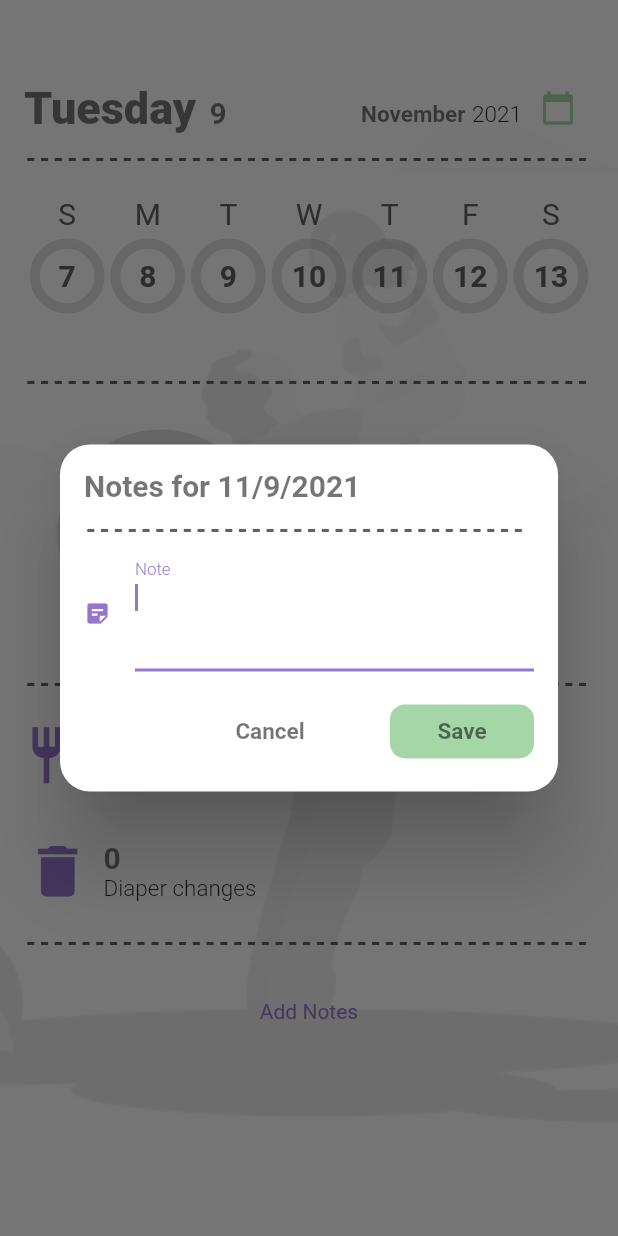
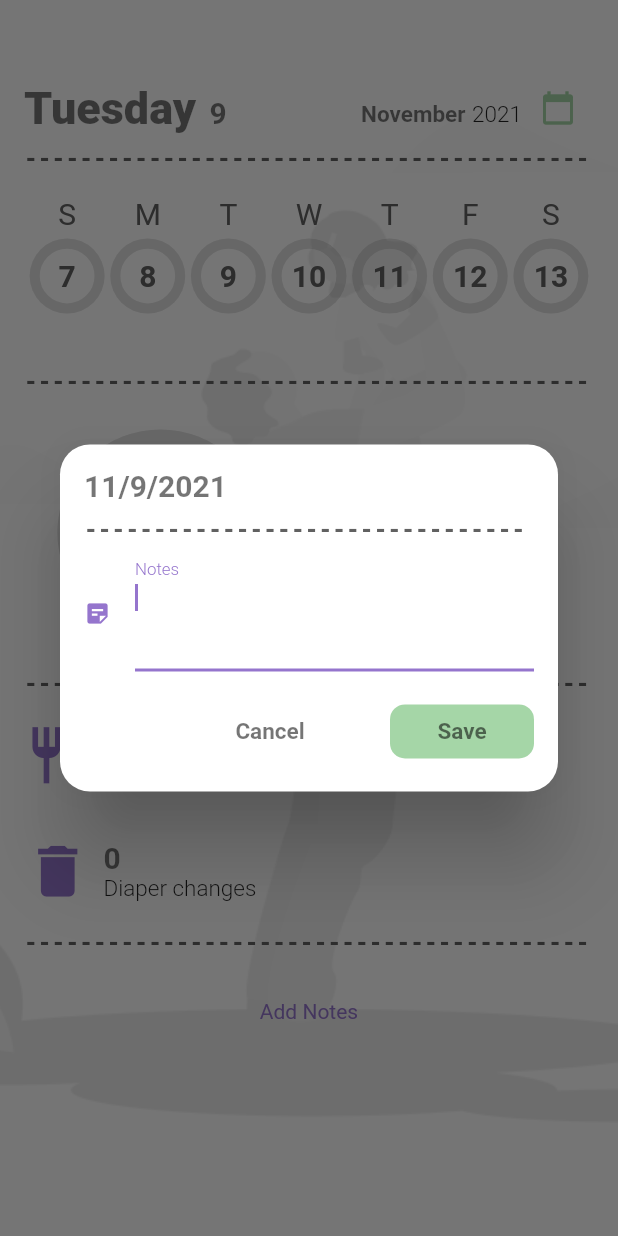
Before and after one commit to acm-projects/BabyQuest, a Flutter app: the StatisticsPage screen opened directly, after a tap on "Add Notes", on a phone screen of 412 x 824 dp. Run offline on Flutter 3.47's test engine with Material 2 defaults, Android fonts, the phone set to English and light mode, and no system bars; our stand-ins replace auto_size_text, cached_network_image, cloud_firestore, convex_bottom_bar, firebase_auth, firebase_core and 9 more; missing offline and left inert: flutter_libphonenumber; accounts and stored records are empty.

Commit message:
adjusted look of notes

```diff
--- a/client/lib/pages/main/statistics_page.dart
+++ b/client/lib/pages/main/statistics_page.dart
@@ -251,8 +251,7 @@ class _StatisticsPageState extends State<StatisticsPage> {
                                         960,
                                 date:
                                     '${_getDateTimeAdd(index * 7 + listIndex).day}',
-                                  day: days[
-                                          _getDateTimeAdd(index * 7 + listIndex)
+                                day: days[_getDateTimeAdd(index * 7 + listIndex)
                                             .weekday -
                                         1]
                                     .substring(0, 1),
@@ -260,7 +259,8 @@ class _StatisticsPageState extends State<StatisticsPage> {
                                   _jumpToIndex(index * 7 + listIndex);
                                 },
                               );
-                              })),
+                            }),
+                          ),
                         ),
                       );
                     },
@@ -313,7 +313,7 @@ class _StatisticsPageState extends State<StatisticsPage> {
                 ),
                 const DottedDivider(),
                 Padding(
-                  padding: const EdgeInsets.only(top: 16, bottom: 48),
+                  padding: const EdgeInsets.only(top: 16, bottom: 64),
                   child: InkWell(
                     onTap: () async {
                       final notes = TextEditingController(text: _notes);
@@ -321,7 +321,7 @@ class _StatisticsPageState extends State<StatisticsPage> {
                       await showEditDialog(
                         context: context,
                         label:
-                            'Notes for ${_currentDate.month}/${_currentDate.day}/${_currentDate.year}',
+                            '${_currentDate.month}/${_currentDate.day}/${_currentDate.year}',
                         field: EditProfileWidgets.editNotes(notes),
                         updateData: () {
                           currentBby.updateNotes(_currentDate, notes.text);
@@ -338,7 +338,16 @@ class _StatisticsPageState extends State<StatisticsPage> {
                               style: TextStyle(
                                   color: Theme.of(context).colorScheme.primary),
                             )
-                          : Text(_notes),
+                          : Text(
+                              _notes,
+                              style: Theme.of(context)
+                                  .textTheme
+                                  .subtitle1!
+                                  .copyWith(
+                                      color: Theme.of(context)
+                                          .colorScheme
+                                          .primary),
+                            ),
                     ),
                   ),
                 ),
--- a/client/lib/widgets/edit_profile_widgets.dart
+++ b/client/lib/widgets/edit_profile_widgets.dart
@@ -525,7 +525,7 @@ class EditProfileWidgets {
       maxLines: 3,
       controller: notes,
       decoration: const InputDecoration(
-        labelText: 'Note',
+        labelText: 'Notes',
         icon: Icon(Icons.sticky_note_2),
         errorStyle: TextStyle(height: 0),
       ),
```
Lines whose indentation alone changed are shown as unchanged.
